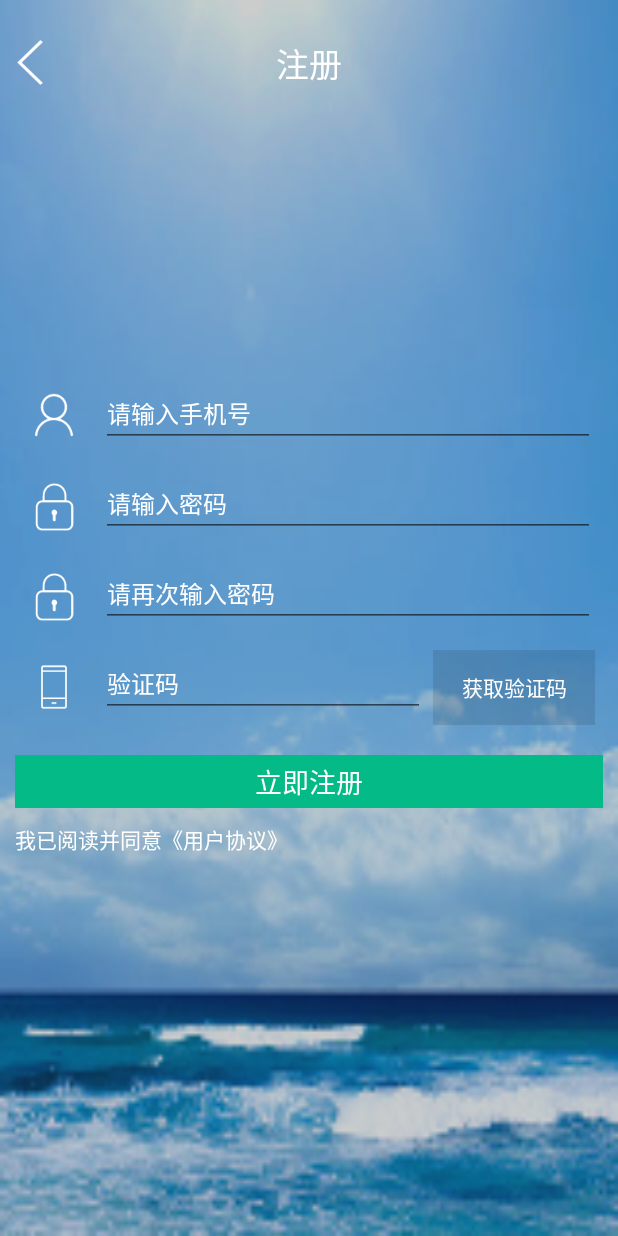
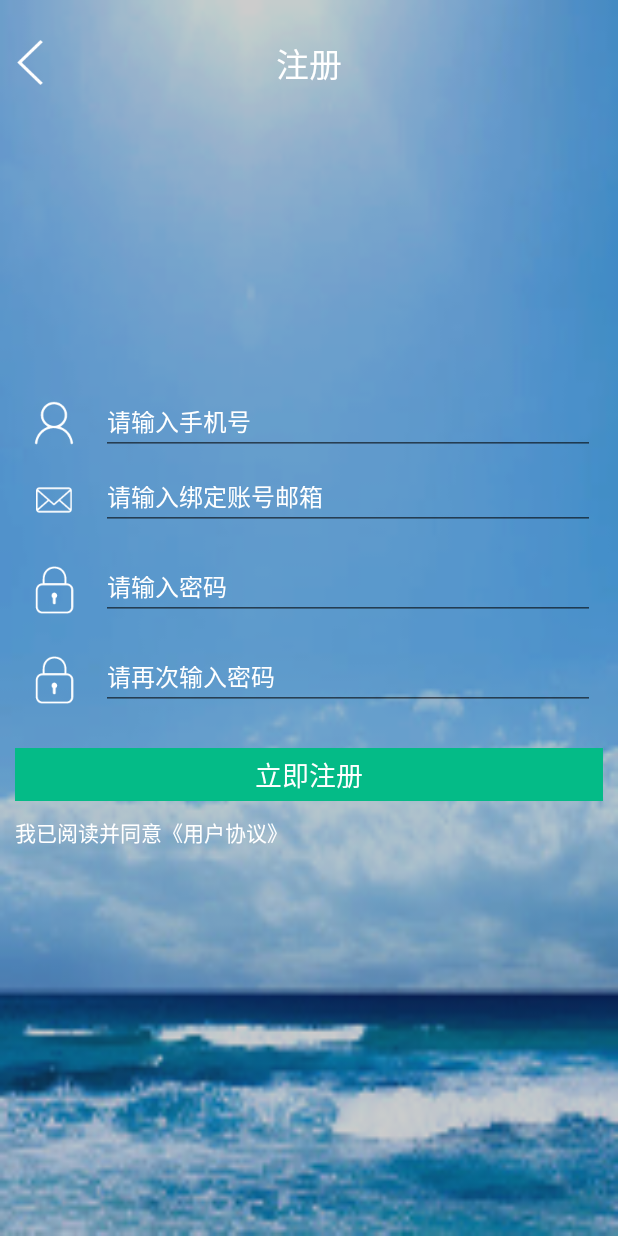
Before and after one commit to alucardzlh/Credit2, an Android app: the RegisterActivity screen opened directly, with no data from a screen before it, on a phone screen of 412 x 824 dp. Run offline under Robolectric (Android 15) with nearby library versions, the phone set to English and light mode, and no system bars; libraries missing offline, so code that uses them is left out: com.yolanda.nohttp.

Commit message:
找回密码，修复bug

```diff
--- a/app/src/main/java/com/example/credit/Activitys/czpwd1Activity.java
+++ b/app/src/main/java/com/example/credit/Activitys/czpwd1Activity.java
@@ -61,14 +61,18 @@ public class czpwd1Activity extends BaseActivity {
         txbut.setOnClickListener(new View.OnClickListener() {
             @Override
             public void onClick(View v) {
+                if(!tx1.getText().toString().trim().equals("")){
                     wd.show();
                     GsonUtil LoginRequest = new GsonUtil(URLconstant.URLINSER + URLconstant.FORGETPASSWORD, RequestMethod.GET);
                     LoginRequest.add("token", MD5.MD5s(tx1.getText().toString().trim() + new Build().MODEL));
                     LoginRequest.add("KeyNo", tx1.getText().toString().trim());
                     LoginRequest.add("deviceId", new Build().MODEL);
-                LoginRequest.add("email", tx2.getText().toString().trim());
+//                LoginRequest.add("email", tx2.getText().toString().trim());
                     LoginRequest.add("type", 0);
                     CallServer.getInstance().add(czpwd1Activity.this, LoginRequest, MyhttpCallBack.getInstance(), 0x214, true, false, true);
+                }else{
+                    Toast.show("账号不能为空!");
+                }
             }
         });
          handler=new Handler(){
--- a/app/src/main/java/com/example/credit/Activitys/czpwd2Activity.java
+++ b/app/src/main/java/com/example/credit/Activitys/czpwd2Activity.java
@@ -49,7 +49,7 @@ public class czpwd2Activity extends BaseActivity {
             }
         });
         yz1.setText(DataManager.getczpwdList.data.get(0).USERNAME+"");
-        yz2.setText(DataManager.getczpwdList.data.get(0).EMAIL+"");
+//        yz2.setText(DataManager.getczpwdList.data.get(0).EMAIL+"");
         yzbut.setOnClickListener(new View.OnClickListener() {
             @Override
             public void onClick(View v) {
--- a/app/src/main/java/com/example/credit/Utils/MyhttpCallBack.java
+++ b/app/src/main/java/com/example/credit/Utils/MyhttpCallBack.java
@@ -609,7 +609,10 @@ public class MyhttpCallBack implements HttpCallBack {
                     if (map.get("message").equals("success")) {//注册成功{"message":"success","status":"1","data":{"affectedRow":"1"},"version":"v1.0"}
                         RegisterActivity.handler.sendEmptyMessage(0);
                     } else {//注册失败
-                        Toast.show("注册失败 , " + map.get("message").toString()+" !!!");
+                        Toast.show("注册失败 , " + map.get("message").toString()+" !");
+                        if(RegisterActivity.pd!=null){
+                            RegisterActivity.pd.dismiss();
+                        }
                     }
                     break;
                 case 0x9981://注册时 获取短信
--- a/app/src/main/res/layout/activity_czpwd1.xml
+++ b/app/src/main/res/layout/activity_czpwd1.xml
@@ -48,6 +48,7 @@
         android:layout_height="wrap_content"
         android:gravity="center_vertical"
         android:layout_marginTop="35dp"
+        android:visibility="gone"
         android:layout_gravity="center_horizontal"
         android:orientation="horizontal">
         <TextView
--- a/app/src/main/res/layout/activity_czpwd2.xml
+++ b/app/src/main/res/layout/activity_czpwd2.xml
@@ -45,6 +45,7 @@
         android:gravity="center_vertical"
         android:layout_marginTop="15dp"
         android:layout_marginLeft="6dp"
+        android:visibility="gone"
         android:layout_gravity="center_horizontal"
         android:orientation="horizontal">
 
--- a/app/src/main/res/layout/activity_register.xml
+++ b/app/src/main/res/layout/activity_register.xml
@@ -72,7 +72,7 @@
                 android:maxLines="1"
                 android:lines="1"
                 android:maxLength="20"
-                android:digits="0123456789abcdefghijklmnopqrstuvwxyzABCDEFGHIJKLMNOPQRSTUVWXYZ.@"
+                android:digits="0123456789"
                 android:singleLine="true"
                 android:imeOptions="actionNext"
                 android:layout_gravity="center_vertical"
@@ -89,6 +89,58 @@
                 android:visibility="gone"/>
 
         </LinearLayout>
+        <LinearLayout
+            android:layout_width="match_parent"
+            android:layout_height="50dp"
+            android:layout_marginRight="10dp"
+            android:layout_marginLeft="10dp"
+            android:orientation="horizontal">
+
+            <ImageView
+                android:layout_width="wrap_content"
+                android:layout_height="wrap_content"
+                android:textSize="18sp"
+                android:textColor="#000000"
+                android:layout_marginLeft="10dp"
+                android:layout_marginRight="10dp"
+                android:layout_gravity="center_vertical"
+                android:focusable="true"
+                android:background="@mipmap/mail"
+                android:focusableInTouchMode="true"
+                android:text="邮箱" />
+
+            <android.support.v7.widget.AppCompatEditText
+                android:id="@+id/Remail"
+                android:layout_width="0dp"
+                android:layout_weight="15"
+                android:layout_height="match_parent"
+                android:textSize="16sp"
+                android:textColor="#ffffff"
+                android:gravity="center_vertical"
+                android:hint="请输入绑定账号邮箱"
+                android:textColorHint="@color/white"
+                android:maxLines="1"
+                android:lines="1"
+                android:maxLength="20"
+                android:digits="0123456789abcdefghijklmnopqrstuvwxyzABCDEFGHIJKLMNOPQRSTUVWXYZ.@"
+                android:singleLine="true"
+                android:imeOptions="actionNext"
+                android:layout_gravity="center_vertical"
+                android:layout_margin="5dp"
+                />
+
+            <ImageView
+                android:id="@+id/Remail_c"
+                android:layout_width="0dp"
+                android:layout_height="wrap_content"
+                android:layout_gravity="center_vertical"
+                android:layout_marginRight="5dp"
+                android:layout_weight="1.4"
+                android:src="@mipmap/delic"
+                android:visibility="gone"/>
+
+        </LinearLayout>
+
         <LinearLayout
             android:layout_width="match_parent"
             android:layout_height="50dp"
@@ -198,6 +250,7 @@
             android:layout_marginRight="10dp"
             android:layout_marginLeft="10dp"
             android:layout_marginTop="10dp"
+            android:visibility="gone"
             android:orientation="horizontal">
             <ImageView
                 android:layout_width="wrap_content"
--- a/build.gradle
+++ b/build.gradle
@@ -5,7 +5,7 @@ buildscript {
         jcenter()
     }
     dependencies {
-        classpath 'com.android.tools.build:gradle:2.2.2'
+        classpath 'com.android.tools.build:gradle:2.2.3'
 
         // NOTE: Do not place your application dependencies here; they belong
         // in the individual module build.gradle files
```
Also changed, not shown: app/src/main/java/com/example/credit/Activitys/RegisterActivity.java (+53 -6 lines), app/src/main/java/com/example/credit/Activitys/czpwd3Activity.java (+10 -0 lines), app/src/main/res/mipmap-xhdpi/mail.png (added). Lines whose indentation alone changed are shown as unchanged.
